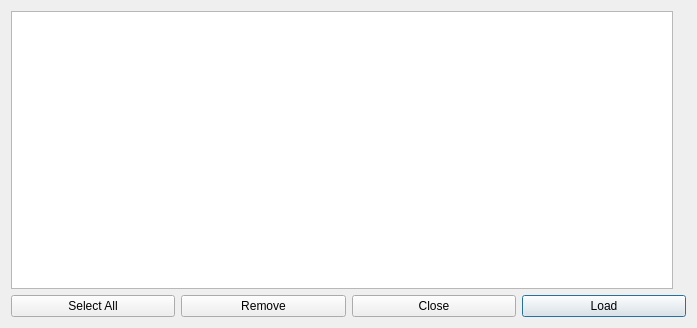
mstuttgart/pynocchio, file src/bookmark_manager_dialog.ui: the form before one commit.
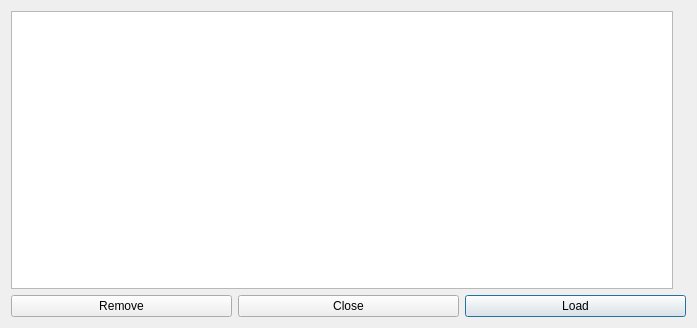
The form after the commit. Icons and pictures are not drawn.

Commit message: [UPDATE] Remocao multipla implementada

What changed in the file:
```diff
--- a/src/bookmark_manager_dialog.ui
+++ b/src/bookmark_manager_dialog.ui
@@ -98,7 +98,7 @@
    </item>
    <item>
     <layout class="QGridLayout" name="grid_layout">
-     <item row="1" column="3">
+     <item row="1" column="2">
       <widget class="QPushButton" name="button_load">
        <property name="text">
         <string>Load</string>
@@ -109,7 +109,7 @@
        </property>
       </widget>
      </item>
-     <item row="1" column="1">
+     <item row="1" column="0">
       <widget class="QPushButton" name="button_remove">
        <property name="text">
         <string>Remove</string>
@@ -120,7 +120,7 @@
        </property>
       </widget>
      </item>
-     <item row="1" column="2">
+     <item row="1" column="1">
       <widget class="QPushButton" name="button_exit">
        <property name="text">
         <string>Close</string>
@@ -131,17 +131,6 @@
        </property>
       </widget>
      </item>
-     <item row="1" column="0">
-      <widget class="QPushButton" name="button_selection">
-       <property name="text">
-        <string>Select All</string>
-       </property>
-       <property name="icon">
-        <iconset resource="../resource/main_window.qrc">
-         <normaloff>:/icons/elementary3-icon-theme/actions/64/add.svg</normaloff>:/icons/elementary3-icon-theme/actions/64/add.svg</iconset>
-       </property>
-      </widget>
-     </item>
     </layout>
    </item>
   </layout>
```
The commit also changes 1 other file.
